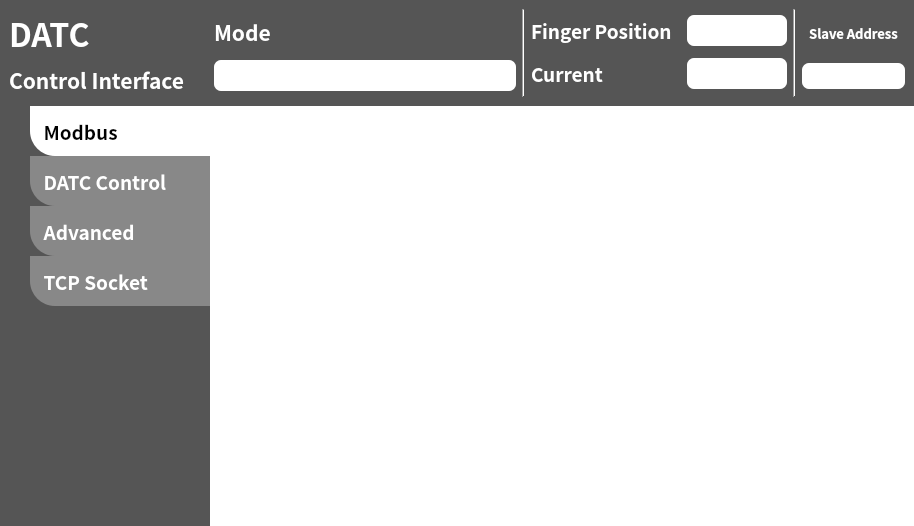
Above: datc_control/ui/main_window.ui from PlanA2G/datc_user_interface_ros2 before the change. Below: the same form after it.
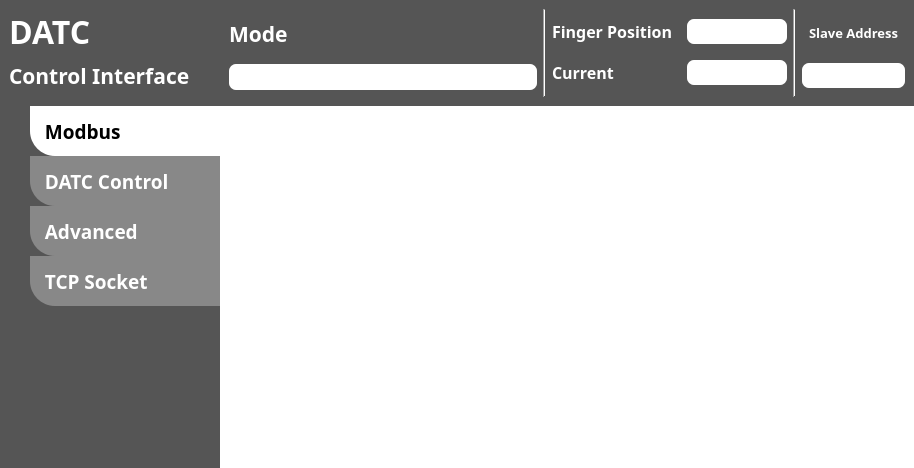
That is the form after the change. Icons and pictures are not drawn.

Commit message: merge: datc_user_interface of TCP version

What changed in the file:
```diff
--- a/datc_control/ui/main_window.ui
+++ b/datc_control/ui/main_window.ui
@@ -7,12 +7,12 @@
     <x>0</x>
     <y>0</y>
     <width>914</width>
-    <height>526</height>
+    <height>468</height>
    </rect>
   </property>
   <property name="font">
    <font>
-    <family>Noto Sans CJK HK</family>
+    <family>Noto Sans KR</family>
    </font>
   </property>
   <property name="windowTitle">
@@ -81,7 +81,13 @@
 </string>
   </property>
   <widget class="QWidget" name="centralwidget">
-   <layout class="QGridLayout" name="gridLayout_2">
+   <layout class="QFormLayout" name="formLayout_2">
+    <property name="horizontalSpacing">
+     <number>0</number>
+    </property>
+    <property name="verticalSpacing">
+     <number>0</number>
+    </property>
     <property name="leftMargin">
      <number>0</number>
     </property>
@@ -94,20 +100,35 @@
     <property name="bottomMargin">
      <number>0</number>
     </property>
-    <property name="spacing">
-     <number>0</number>
-    </property>
-    <item row="0" column="0" colspan="2">
-     <widget class="QWidget" name="right_status" native="true">
-      <property name="maximumSize">
-       <size>
-        <width>16777215</width>
-        <height>106</height>
-       </size>
-      </property>
-      <layout class="QGridLayout" name="gridLayout">
+    <item row="0" column="0">
+     <widget class="QWidget" name="title" native="true">
+      <layout class="QGridLayout" name="gridLayout_2">
+       <property name="leftMargin">
+        <number>0</number>
+       </property>
+       <property name="topMargin">
+        <number>0</number>
+       </property>
+       <property name="rightMargin">
+        <number>0</number>
+       </property>
+       <property name="bottomMargin">
+        <number>0</number>
+       </property>
+       <property name="spacing">
+        <number>0</number>
+       </property>
        <item row="0" column="0">
         <layout class="QVBoxLayout" name="verticalLayout_2">
+         <property name="leftMargin">
+          <number>9</number>
+         </property>
+         <property name="topMargin">
+          <number>9</number>
+         </property>
+         <property name="bottomMargin">
+          <number>9</number>
+         </property>
          <item>
           <widget class="QLabel" name="label_8">
            <property name="palette">
@@ -149,7 +170,7 @@
            </property>
            <property name="font">
             <font>
-             <family>Noto Sans CJK HK</family>
+             <family>Noto Sans KR</family>
              <pointsize>24</pointsize>
              <weight>75</weight>
              <bold>true</bold>
@@ -201,20 +222,37 @@
            </property>
            <property name="font">
             <font>
-             <family>Noto Sans CJK HK</family>
+             <family>Noto Sans KR</family>
              <pointsize>16</pointsize>
              <weight>75</weight>
              <bold>true</bold>
             </font>
            </property>
            <property name="text">
-            <string>Control Interface     </string>
+            <string>Control Interface  </string>
            </property>
           </widget>
          </item>
         </layout>
        </item>
-       <item row="0" column="1">
+      </layout>
+     </widget>
+    </item>
+    <item row="0" column="1">
+     <widget class="QWidget" name="right_status" native="true">
+      <property name="maximumSize">
+       <size>
+        <width>16777215</width>
+        <height>106</height>
+       </size>
+      </property>
+      <property name="font">
+       <font>
+        <family>Noto Sans KR</family>
+       </font>
+      </property>
+      <layout class="QGridLayout" name="gridLayout">
+       <item row="0" column="0">
         <layout class="QVBoxLayout" name="verticalLayout_3">
          <item>
           <widget class="QLabel" name="label_2">
@@ -263,7 +301,7 @@
            </property>
            <property name="font">
             <font>
-             <family>Noto Sans CJK HK</family>
+             <family>Noto Sans KR</family>
              <pointsize>16</pointsize>
              <weight>75</weight>
              <bold>true</bold>
@@ -278,8 +316,8 @@
           <widget class="QLineEdit" name="lineEdit_monitor_mode">
            <property name="font">
             <font>
-             <family>Noto Sans CJK HK</family>
-             <pointsize>14</pointsize>
+             <family>Noto Sans KR</family>
+             <pointsize>13</pointsize>
              <weight>75</weight>
              <bold>true</bold>
             </font>
@@ -292,13 +330,6 @@
         </layout>
        </item>
        <item row="0" column="2">
-        <widget class="Line" name="line">
-         <property name="orientation">
-          <enum>Qt::Vertical</enum>
-         </property>
-        </widget>
-       </item>
-       <item row="0" column="3">
         <layout class="QHBoxLayout" name="horizontalLayout">
          <item>
           <layout class="QFormLayout" name="formLayout">
@@ -349,8 +380,8 @@
              </property>
              <property name="font">
               <font>
-               <family>Noto Sans CJK HK</family>
-               <pointsize>14</pointsize>
+               <family>Noto Sans KR</family>
+               <pointsize>12</pointsize>
                <weight>75</weight>
                <bold>true</bold>
               </font>
@@ -376,8 +407,8 @@
              </property>
              <property name="font">
               <font>
-               <family>Noto Sans CJK HK</family>
-               <pointsize>14</pointsize>
+               <family>Noto Sans KR</family>
+               <pointsize>12</pointsize>
                <weight>75</weight>
                <bold>true</bold>
               </font>
@@ -437,8 +468,8 @@
              </property>
              <property name="font">
               <font>
-               <family>Noto Sans CJK HK</family>
-               <pointsize>14</pointsize>
+               <family>Noto Sans KR</family>
+               <pointsize>12</pointsize>
                <weight>75</weight>
                <bold>true</bold>
               </font>
@@ -464,8 +495,8 @@
              </property>
              <property name="font">
               <font>
-               <family>Noto Sans CJK HK</family>
-               <pointsize>14</pointsize>
+               <family>Noto Sans KR</family>
+               <pointsize>12</pointsize>
                <weight>75</weight>
                <bold>true</bold>
               </font>
@@ -536,7 +567,7 @@
              </property>
              <property name="font">
               <font>
-               <family>Noto Sans CJK HK</family>
+               <family>Noto Sans KR</family>
                <pointsize>10</pointsize>
                <weight>75</weight>
                <bold>true</bold>
@@ -566,7 +597,7 @@
              </property>
              <property name="font">
               <font>
-               <family>Noto Sans CJK HK</family>
+               <family>Noto Sans KR</family>
                <pointsize>12</pointsize>
                <weight>75</weight>
                <bold>true</bold>
@@ -584,6 +615,18 @@
          </item>
         </layout>
        </item>
+       <item row="0" column="1">
+        <widget class="Line" name="line">
+         <property name="font">
+          <font>
+           <family>Noto Sans KR</family>
+          </font>
+         </property>
+         <property name="orientation">
+          <enum>Qt::Vertical</enum>
+         </property>
+        </widget>
+       </item>
       </layout>
      </widget>
     </item>
@@ -591,7 +634,7 @@
      <widget class="QWidget" name="left_menu" native="true">
       <property name="minimumSize">
        <size>
-        <width>210</width>
+        <width>220</width>
         <height>0</height>
        </size>
       </property>
@@ -601,6 +644,11 @@
         <height>16777215</height>
        </size>
       </property>
+      <property name="font">
+       <font>
+        <family>Noto Sans KR</family>
+       </font>
+      </property>
       <property name="styleSheet">
        <string notr="true"/>
       </property>
@@ -631,6 +679,11 @@
            <height>0</height>
           </size>
          </property>
+         <property name="font">
+          <font>
+           <family>Noto Sans KR</family>
+          </font>
+         </property>
          <layout class="QVBoxLayout" name="verticalLayout_4">
           <property name="spacing">
            <number>0</number>
@@ -651,7 +704,7 @@
            <widget class="QPushButton" name="pushButton_select_modbus">
             <property name="minimumSize">
              <size>
-              <width>180</width>
+              <width>190</width>
               <height>50</height>
              </size>
             </property>
@@ -754,7 +807,7 @@
             </property>
             <property name="font">
              <font>
-              <family>Noto Sans CJK HK</family>
+              <family>Noto Sans KR</family>
               <pointsize>14</pointsize>
               <weight>75</weight>
               <bold>true</bold>
@@ -784,7 +837,7 @@
            <widget class="QPushButton" name="pushButton_select_datc_ctrl">
             <property name="minimumSize">
              <size>
-              <width>180</width>
+              <width>190</width>
               <height>50</height>
              </size>
             </property>
@@ -995,7 +1048,7 @@
             </property>
             <property name="font">
              <font>
-              <family>Noto Sans CJK HK</family>
+              <family>Noto Sans KR</family>
               <pointsize>14</pointsize>
               <weight>75</weight>
               <bold>true</bold>
@@ -1023,7 +1076,7 @@
            <widget class="QPushButton" name="pushButton_select_adv">
             <property name="minimumSize">
              <size>
-              <width>180</width>
+              <width>190</width>
               <height>50</height>
              </size>
             </property>
@@ -1234,7 +1287,7 @@
             </property>
             <property name="font">
              <font>
-              <family>Noto Sans CJK HK</family>
+              <family>Noto Sans KR</family>
               <pointsize>14</pointsize>
               <weight>75</weight>
               <bold>true</bold>
@@ -1262,7 +1315,7 @@
            <widget class="QPushButton" name="pushButton_select_tcp">
             <property name="minimumSize">
              <size>
-              <width>180</width>
+              <width>190</width>
               <height>50</height>
              </size>
             </property>
@@ -1473,7 +1526,7 @@
             </property>
             <property name="font">
              <font>
-              <family>Noto Sans CJK HK</family>
+              <family>Noto Sans KR</family>
               <pointsize>14</pointsize>
               <weight>75</weight>
               <bold>true</bold>
@@ -1499,6 +1552,11 @@
           </item>
           <item>
            <spacer name="verticalSpacer">
+            <property name="font">
+             <font>
+              <family>Noto Sans KR</family>
+             </font>
+            </property>
             <property name="orientation">
              <enum>Qt::Vertical</enum>
             </property>
@@ -1512,6 +1570,11 @@
           </item>
           <item>
            <widget class="QPushButton" name="pushButton">
+            <property name="font">
+             <font>
+              <family>Noto Sans KR</family>
+             </font>
+            </property>
             <property name="text">
              <string/>
             </property>
@@ -1521,7 +1584,7 @@
             </property>
             <property name="iconSize">
              <size>
-              <width>180</width>
+              <width>190</width>
               <height>100</height>
              </size>
             </property>
@@ -1534,7 +1597,13 @@
      </widget>
     </item>
     <item row="1" column="1">
-     <widget class="QStackedWidget" name="stackedWidget"/>
+     <widget class="QStackedWidget" name="stackedWidget">
+      <property name="font">
+       <font>
+        <family>Noto Sans KR</family>
+       </font>
+      </property>
+     </widget>
     </item>
    </layout>
   </widget>
```
Left out of the diff: 7 changed lines with no effect on the pictures. The commit also changes 16 other files.
